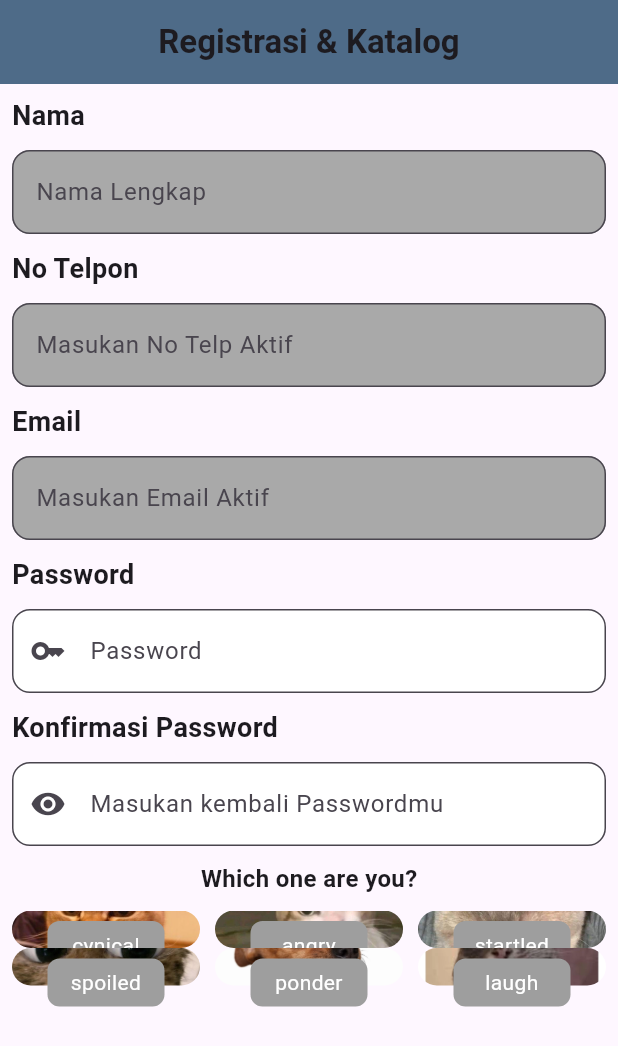
After one commit to Raniaananda14/belajarflutter, a Flutter app: the screen it shows after launch, on a phone screen of 412 x 824 dp. The commit adds this screen. Shown: the top 1046 px of the screen. Run offline on Flutter 3.47's test engine with Material 3 defaults, Android fonts, the phone set to English and light mode, and no system bars.

Commit message:
tugas3_flutter Rania

```diff
--- /dev/null
+++ b/lib/Day_10/flutter_widget3.dart
@@ -0,0 +1,191 @@
+import 'package:flutter/cupertino.dart';
+import 'package:flutter/material.dart';
+
+class Flutter3 extends StatelessWidget {
+  const Flutter3({super.key});
+
+  @override
+  Widget build(BuildContext context) {
+    return Scaffold(
+      appBar: AppBar(
+        title: Center(
+          child: Text(
+            style: TextStyle(fontWeight: FontWeight.bold),
+            "Registrasi & Katalog"
+            ),
+        ),
+        backgroundColor: const Color.fromARGB(255, 78, 107, 136),
+      ),
+      body: Padding(
+        padding: EdgeInsets.all(8),
+        child: SingleChildScrollView(
+          physics: BouncingScrollPhysics(),
+          child: Column(
+            crossAxisAlignment: CrossAxisAlignment.start,
+            spacing: 10,
+            children: [
+              Text(
+                "Nama",
+                style: TextStyle(
+                  fontSize: 18,
+                  fontWeight: FontWeight.bold,
+                ),
+              ),
+
+              TextField(
+                decoration: InputDecoration(
+                  hintText: "Nama Lengkap",
+                  filled: true,
+                  fillColor: const Color.fromARGB(255, 169, 169, 169),
+                  border: OutlineInputBorder(
+                    borderRadius: BorderRadius.circular(12),
+                  ),
+                ),
+              ),
+
+              Text(
+                "No Telpon",
+                style: TextStyle(
+                  fontSize: 18,
+                  fontWeight: FontWeight.bold,
+                ),
+              ),
+
+              TextField(
+                decoration: InputDecoration(
+                  hintText: "Masukan No Telp Aktif",
+                  filled: true,
+                  fillColor: const Color.fromARGB(255, 169, 169, 169),
+                  border: OutlineInputBorder(
+                    borderRadius: BorderRadius.circular(12),
+                  ),
+                ),
+              ),
+
+               Text(
+                "Email",
+                style: TextStyle(
+                  fontSize: 18,
+                  fontWeight: FontWeight.bold,
+                ),
+              ),
+
+              TextField(
+                decoration: InputDecoration(
+                  hintText: "Masukan Email Aktif",
+                  filled: true,
+                  fillColor: const Color.fromARGB(255, 169, 169, 169),
+                  border: OutlineInputBorder(
+                    borderRadius: BorderRadius.circular(12),
+                  ),
+                ),
+              ),
+
+               Text(
+                "Password",
+                style: TextStyle(
+                  fontSize: 18,
+                  fontWeight: FontWeight.bold,
+                ),
+              ),
+
+              TextField(
+                decoration: InputDecoration(
+                  hintText: "Password",
+                  prefixIcon: Icon(Icons.key),
+                  filled: true,
+                  fillColor: const Color.fromARGB(255, 255, 255, 255),
+                  border: OutlineInputBorder(
+                    borderRadius: BorderRadius.circular(12),
+                  ),
+                ),
+              ),
+
+              Text(
+                "Konfirmasi Password",
+                style: TextStyle(
+                  fontSize: 18,
+                  fontWeight: FontWeight.bold,
+                ),
+              ),
+
+              TextField(
+                decoration: InputDecoration(
+                  hintText: "Masukan kembali Passwordmu",
+                  prefixIcon: Icon(Icons.visibility),
+                  filled: true,
+                  fillColor: const Color.fromARGB(255, 255, 255, 255),
+                  border: OutlineInputBorder(
+                    borderRadius: BorderRadius.circular(12),
+                  ),
+                ),
+              ),
+
+              // Katalog
+              Column(
+                children: [
+                  Text(
+                    "Which one are you?",
+                    style: TextStyle(fontWeight: FontWeight.bold, fontSize: 16),
+                  ),
+                  SizedBox(height: 10),
+
+                  GridView.count(
+                    physics: NeverScrollableScrollPhysics(),
+                    shrinkWrap: true,
+                    crossAxisCount: 3,
+                    mainAxisExtent: 25,
+                    crossAxisSpacing: 10,
+                    children: [
+                      aboutYou("1.jpg", "cynical"),
+                      aboutYou("2.webp", "angry"),
+                      aboutYou("3.jpg", "startled"),
+                      aboutYou("4.jpg", "spoiled"),
+                      aboutYou("5.jpg", "ponder"),
+                      aboutYou("6.webp", "laugh"),
+                    ],
+                  )
+                ],
+              )
+            ]
+          ),
+        ),
+      )
+    );
+  }
+}
+
+Stack aboutYou(String namaImg, String textLabel){
+  return Stack(
+    alignment: AlignmentGeometry.bottomCenter, clipBehavior: Clip.none,
+    children: [
+      SizedBox(
+        height: double.infinity,
+        width: double.infinity,
+
+        child: ClipRRect(
+          borderRadius: BorderRadiusGeometry.circular(14),
+          child:
+          Image.asset("assets/images/$namaImg", fit: BoxFit.cover),
+        ),
+      ),
+      Positioned(
+        bottom: -14,
+        child: Container(
+          padding: EdgeInsets.all(6),
+          width: 78,
+          decoration: BoxDecoration(
+            color: Colors.grey,
+            borderRadius: BorderRadius.circular(8),
+          ),
+
+          child: Text(
+            textLabel,
+            style: TextStyle(color: CupertinoColors.secondarySystemGroupedBackground),
+            textAlign: TextAlign.center,
+          ),
+        ),
+      )
+    ],
+  );
+}
--- a/lib/day 8/main.dart
+++ b/lib/day 8/main.dart
@@ -1,6 +1,6 @@
 import 'package:flutter/material.dart';
-import 'package:flutter_application_1/day%208/new.dart';
-import 'package:flutter_application_1/day_5/scaffold.dart';
+import 'package:flutter_application_1/Day_10/flutter_widget3.dart';
+
 
 void main() {
   runApp(const MyApp());
@@ -32,7 +32,7 @@ class MyApp extends StatelessWidget {
         // tested with just a hot reload.
         colorScheme: .fromSeed(seedColor: Colors.deepPurple),
       ),
-      home: const Tugas3(),
+      home: const Flutter3(),
     );
   }
 }
```
Also changed, not shown: assets/font/Aston Script.ttf (added), assets/images/1.jpg (added), assets/images/10.jpg (added), assets/images/11.jpg (added), assets/images/12.jpg (added), assets/images/13.jpg (added), assets/images/14.jpg (added), assets/images/15.jpg (added), assets/images/2.webp (added), assets/images/3.jpg (added), assets/images/4.jpg (added), assets/images/5.jpg (added), assets/images/6.webp (added), assets/images/7.webp (added), 4 more files.
